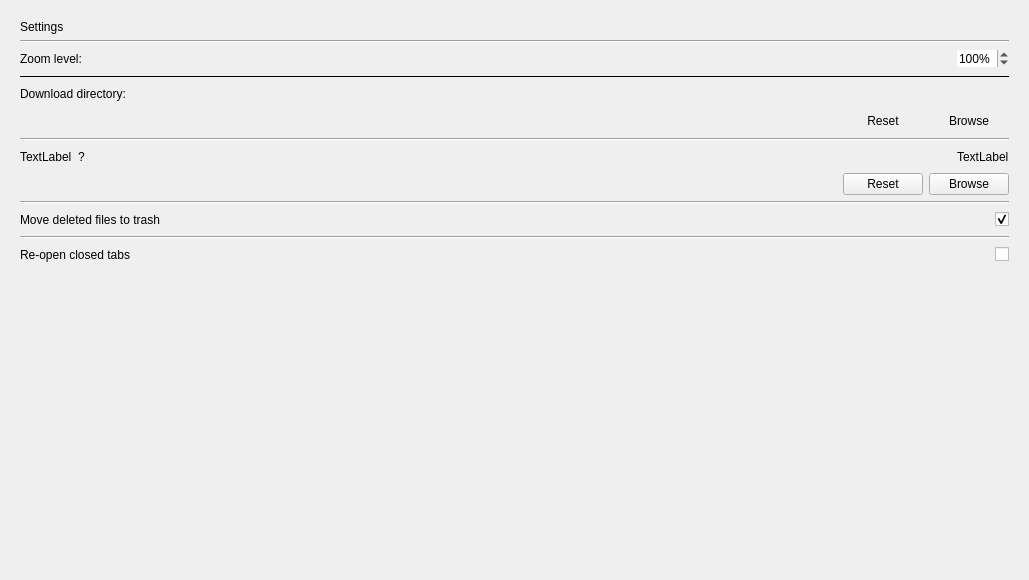
Before: the Qt Designer form ui/settings.ui in kiwix/kiwix-desktop, drawn with Qt 5.
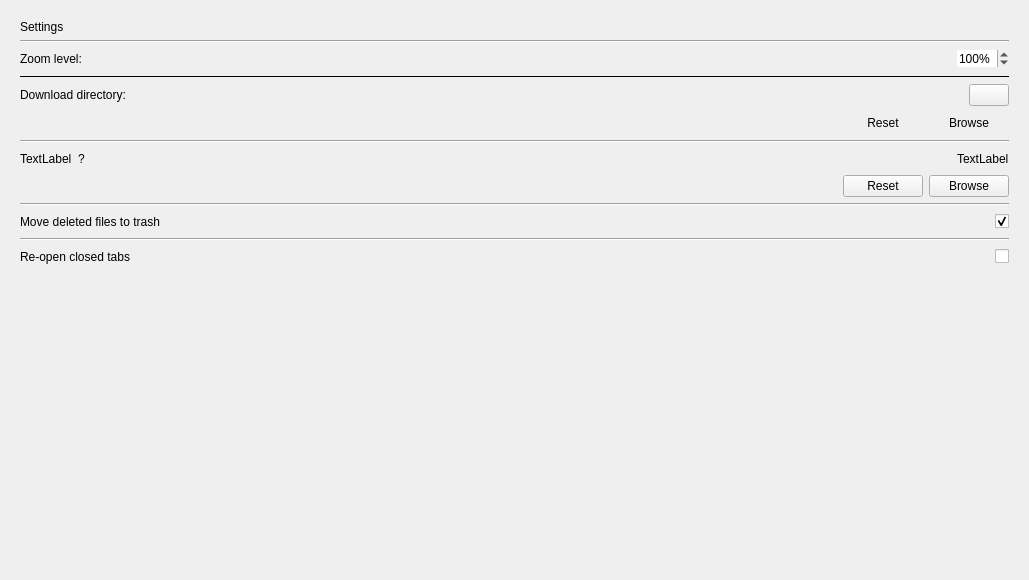
After: the same form once the commit is applied.

Commit message: Download path setting QOL improvements Download path shown in settings now has a tooltip, truncation and copy functionalities

Diff of the .ui file:
```diff
--- a/ui/settings.ui
+++ b/ui/settings.ui
@@ -142,6 +142,13 @@
             </property>
            </widget>
           </item>
+          <item>
+           <widget class="QPushButton" name="downloadDirPathCopy">
+            <property name="text">
+             <string></string>
+            </property>
+           </widget>
+          </item>
          </layout>
         </item>
         <item>
```
The commit also changes 7 other files.
